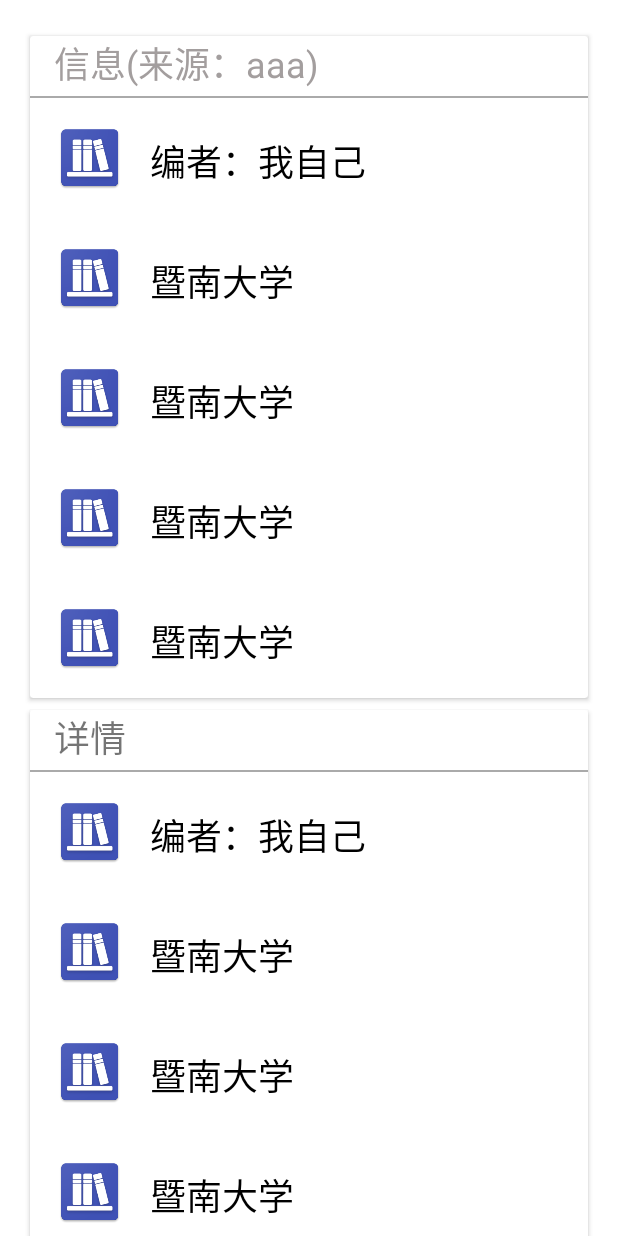
After one commit to zhen1836/bookshelf, an Android app: the layout activity_detail.xml on its own in the app's theme, with its tools: preview values and no code run, on a phone screen of 412 x 824 dp. The commit adds this screen. Run offline under Robolectric (Android 15) with nearby library versions, the light colour scheme and no system bars.

Commit message:
详情、编辑界面（未完成）

```diff
--- a/app/build.gradle
+++ b/app/build.gradle
@@ -16,10 +16,12 @@
             proguardFiles getDefaultProguardFile('proguard-android.txt'), 'proguard-rules.pro'
         }
     }
+    buildToolsVersion = '28.0.3'
 }
 
 dependencies {
     implementation fileTree(dir: 'libs', include: ['*.jar'])
+    //noinspection GradleCompatible
     implementation 'com.android.support:appcompat-v7:28.0.0'
     implementation 'com.android.support:support-v4:28.0.0'
     implementation 'com.android.support:design:28.0.0'
@@ -28,4 +30,5 @@
     testImplementation 'junit:junit:4.12'
     androidTestImplementation 'com.android.support.test:runner:1.0.2'
     androidTestImplementation 'com.android.support.test.espresso:espresso-core:3.0.2'
+    implementation 'com.klinkerapps:sliding-activity:1.5.2'
 }
--- /dev/null
+++ b/app/src/main/res/layout/activity_detail.xml
@@ -0,0 +1,310 @@
+<?xml version="1.0" encoding="utf-8"?>
+<LinearLayout xmlns:android="http://schemas.android.com/apk/res/android"
+    xmlns:app="http://schemas.android.com/apk/res-auto"
+    xmlns:card_view="http://schemas.android.com/tools"
+    android:layout_width="match_parent"
+    android:layout_height="match_parent"
+    android:background="@android:color/white"
+    android:orientation="vertical">
+
+
+    <android.support.v7.widget.CardView
+        android:layout_width="fill_parent"
+        android:layout_height="wrap_content"
+        android:layout_marginStart="20dp"
+        android:layout_marginTop="24dp"
+        android:layout_marginEnd="20dp"
+        android:elevation="2dp"
+        app:cardBackgroundColor = "@android:color/white"
+        card_view:cardCornerRadius="2dp">
+
+        <LinearLayout
+            android:layout_width="match_parent"
+            android:layout_height="match_parent"
+            android:orientation="vertical">
+
+
+            <TextView
+                android:id="@+id/Info_source"
+                android:layout_width="wrap_content"
+                android:layout_height="40dp"
+                android:layout_marginStart="16dp"
+                android:text="信息(来源：aaa)"
+                android:textColor="#A39E9E"
+                android:textSize="24sp" />
+
+            <View
+                android:layout_width="fill_parent"
+                android:layout_height="1dp"
+                android:background="@android:color/darker_gray" />
+
+            <RelativeLayout
+                android:id="@+id/author_item"
+                android:layout_width="match_parent"
+                android:layout_height="wrap_content">
+
+                <ImageView
+                    android:id="@+id/author_img"
+                    android:layout_width="wrap_content"
+                    android:layout_height="wrap_content"
+                    android:layout_margin="16dp"
+                    app:srcCompat="@mipmap/ic_launcher" />
+
+                <TextView
+                    android:id="@+id/author_text"
+                    android:layout_width="wrap_content"
+                    android:layout_height="wrap_content"
+                    android:layout_marginStart="80dp"
+                    android:layout_marginTop="24dp"
+                    android:text="编者：我自己"
+                    android:textColor="#000000"
+                    android:textSize="24sp" />
+            </RelativeLayout>
+
+            <RelativeLayout
+                android:id="@+id/translator_item"
+                android:layout_width="match_parent"
+                android:layout_height="wrap_content">
+
+                <ImageView
+                    android:id="@+id/translator_img"
+                    android:layout_width="wrap_content"
+                    android:layout_height="wrap_content"
+                    android:layout_margin="16dp"
+                    app:srcCompat="@mipmap/ic_launcher" />
+
+                <TextView
+                    android:id="@+id/translator_text"
+                    android:layout_width="wrap_content"
+                    android:layout_height="wrap_content"
+                    android:layout_marginStart="80dp"
+                    android:layout_marginTop="24dp"
+                    android:text="暨南大学"
+                    android:textColor="#000000"
+                    android:textSize="24sp" />
+            </RelativeLayout>
+
+            <RelativeLayout
+                android:id="@+id/publisher_item"
+                android:layout_width="match_parent"
+                android:layout_height="wrap_content">
+
+                <ImageView
+                    android:id="@+id/publisher_img"
+                    android:layout_width="wrap_content"
+                    android:layout_height="wrap_content"
+                    android:layout_margin="16dp"
+                    app:srcCompat="@mipmap/ic_launcher" />
+
+                <TextView
+                    android:id="@+id/publisher_text"
+                    android:layout_width="wrap_content"
+                    android:layout_height="wrap_content"
+                    android:layout_marginStart="80dp"
+                    android:layout_marginTop="24dp"
+                    android:text="暨南大学"
+                    android:textColor="#000000"
+                    android:textSize="24sp" />
+            </RelativeLayout>
+
+            <RelativeLayout
+                android:id="@+id/time_item"
+                android:layout_width="match_parent"
+                android:layout_height="wrap_content">
+
+                <ImageView
+                    android:id="@+id/time_img"
+                    android:layout_width="wrap_content"
+                    android:layout_height="wrap_content"
+                    android:layout_margin="16dp"
+                    app:srcCompat="@mipmap/ic_launcher" />
+
+                <TextView
+                    android:id="@+id/time_text"
+                    android:layout_width="wrap_content"
+                    android:layout_height="wrap_content"
+                    android:layout_marginStart="80dp"
+                    android:layout_marginTop="24dp"
+                    android:text="暨南大学"
+                    android:textColor="#000000"
+                    android:textSize="24sp" />
+            </RelativeLayout>
+
+            <RelativeLayout
+                android:id="@+id/ISBN_item"
+                android:layout_width="match_parent"
+                android:layout_height="wrap_content">
+
+                <ImageView
+                    android:id="@+id/ISBN_img"
+                    android:layout_width="wrap_content"
+                    android:layout_height="wrap_content"
+                    android:layout_margin="16dp"
+                    app:srcCompat="@mipmap/ic_launcher" />
+
+                <TextView
+                    android:id="@+id/ISBN_text"
+                    android:layout_width="wrap_content"
+                    android:layout_height="wrap_content"
+                    android:layout_marginStart="80dp"
+                    android:layout_marginTop="24dp"
+                    android:text="暨南大学"
+                    android:textColor="#000000"
+                    android:textSize="24sp" />
+
+            </RelativeLayout>
+        </LinearLayout>
+    </android.support.v7.widget.CardView>
+
+    <android.support.v7.widget.CardView
+        android:layout_width="fill_parent"
+        android:layout_height="440dp"
+        android:layout_marginStart="20dp"
+        android:layout_marginTop="8dp"
+        android:layout_marginEnd="20dp"
+        android:layout_marginBottom="20dp"
+        android:elevation="2dp"
+        app:cardBackgroundColor = "@android:color/white"
+        card_view:cardCornerRadius="2dp">
+
+        <LinearLayout
+            android:layout_width="match_parent"
+            android:layout_height="457dp"
+            android:orientation="vertical">
+
+
+            <TextView
+                android:id="@+id/detail"
+                android:layout_width="wrap_content"
+                android:layout_height="40dp"
+                android:layout_marginStart="16dp"
+                android:text="详情"
+                android:textSize="24sp" />
+
+            <View
+                android:layout_width="fill_parent"
+                android:layout_height="1dp"
+                android:background="@android:color/darker_gray" />
+
+
+            <RelativeLayout
+                android:id="@+id/state_item"
+                android:layout_width="match_parent"
+                android:layout_height="wrap_content">
+
+                <ImageView
+                    android:id="@+id/state_img"
+                    android:layout_width="wrap_content"
+                    android:layout_height="wrap_content"
+                    android:layout_margin="16dp"
+                    app:srcCompat="@mipmap/ic_launcher" />
+
+                <TextView
+                    android:id="@+id/state_text"
+                    android:layout_width="wrap_content"
+                    android:layout_height="wrap_content"
+                    android:layout_marginStart="80dp"
+                    android:layout_marginTop="24dp"
+                    android:text="编者：我自己"
+                    android:textColor="#000000"
+                    android:textSize="24sp" />
+            </RelativeLayout>
+
+            <RelativeLayout
+                android:id="@+id/shelf_item"
+                android:layout_width="match_parent"
+                android:layout_height="wrap_content">
+
+                <ImageView
+                    android:id="@+id/shelf_img"
+                    android:layout_width="wrap_content"
+                    android:layout_height="wrap_content"
+                    android:layout_margin="16dp"
+                    app:srcCompat="@mipmap/ic_launcher" />
+
+                <TextView
+                    android:id="@+id/shelf_text"
+                    android:layout_width="wrap_content"
+                    android:layout_height="wrap_content"
+                    android:layout_marginStart="80dp"
+                    android:layout_marginTop="24dp"
+                    android:text="暨南大学"
+                    android:textColor="#000000"
+                    android:textSize="24sp" />
+            </RelativeLayout>
+
+            <RelativeLayout
+                android:id="@+id/note_item"
+                android:layout_width="match_parent"
+                android:layout_height="wrap_content">
+
+                <ImageView
+                    android:id="@+id/note_img"
+                    android:layout_width="wrap_content"
+                    android:layout_height="wrap_content"
+                    android:layout_margin="16dp"
+                    app:srcCompat="@mipmap/ic_launcher" />
+
+                <TextView
+                    android:id="@+id/note_text"
+                    android:layout_width="wrap_content"
+                    android:layout_height="wrap_content"
+                    android:layout_marginStart="80dp"
+                    android:layout_marginTop="24dp"
+                    android:text="暨南大学"
+                    android:textColor="#000000"
+                    android:textSize="24sp" />
+            </RelativeLayout>
+
+            <RelativeLayout
+                android:id="@+id/label_item"
+                android:layout_width="match_parent"
+                android:layout_height="wrap_content">
+
+                <ImageView
+                    android:id="@+id/label_img"
+                    android:layout_width="wrap_content"
+                    android:layout_height="wrap_content"
+                    android:layout_margin="16dp"
+                    app:srcCompat="@mipmap/ic_launcher" />
+
+                <TextView
+                    android:id="@+id/label_text"
+                    android:layout_width="wrap_content"
+                    android:layout_height="wrap_content"
+                    android:layout_marginStart="80dp"
+                    android:layout_marginTop="24dp"
+                    android:text="暨南大学"
+                    android:textColor="#000000"
+                    android:textSize="24sp" />
+            </RelativeLayout>
+
+            <RelativeLayout
+                android:id="@+id/web_item"
+                android:layout_width="match_parent"
+                android:layout_height="wrap_content">
+
+                <ImageView
+                    android:id="@+id/web_img"
+                    android:layout_width="wrap_content"
+                    android:layout_height="wrap_content"
+                    android:layout_margin="16dp"
+                    app:srcCompat="@mipmap/ic_launcher" />
+
+                <TextView
+                    android:id="@+id/web_text"
+                    android:layout_width="wrap_content"
+                    android:layout_height="wrap_content"
+                    android:layout_marginStart="80dp"
+                    android:layout_marginTop="24dp"
+                    android:text="暨南大学"
+                    android:textColor="#000000"
+                    android:textSize="24sp" />
+
+            </RelativeLayout>
+
+        </LinearLayout>
+    </android.support.v7.widget.CardView>
+
+
+</LinearLayout>
--- a/app/src/main/res/values/colors.xml
+++ b/app/src/main/res/values/colors.xml
@@ -1,6 +1,8 @@
 <?xml version="1.0" encoding="utf-8"?>
 <resources>
     <color name="colorPrimary">#008577</color>
-    <color name="colorPrimaryDark">#00574B</color>
+    <color name="colorPrimaryDark">#3F51B5</color>
     <color name="colorAccent">#D81B60</color>
+    <color name="colorbold">@android:color/secondary_text_dark_nodisable</color>
+    <color name="white">#ffffff</color>
 </resources>
--- a/app/src/main/res/values/styles.xml
+++ b/app/src/main/res/values/styles.xml
@@ -6,11 +6,13 @@
         <item name="colorPrimary">@color/colorPrimary</item>
         <item name="colorPrimaryDark">@color/colorPrimaryDark</item>
         <item name="colorAccent">@color/colorAccent</item>
+        <item name="actionMenuTextColor">@color/white</item>
     </style>
 
     <style name="AppTheme.NoActionBar">
         <item name="windowActionBar">false</item>
         <item name="windowNoTitle">true</item>
+
     </style>
 
     <style name="AppTheme.AppBarOverlay" parent="ThemeOverlay.AppCompat.Dark.ActionBar" />
```
Also changed, not shown: app/src/main/AndroidManifest.xml (+20 -0 lines), app/src/main/java/com/example/ruanjian/bookshelf/Activity/DetailActivity.java (added, +118 -0 lines), app/src/main/java/com/example/ruanjian/bookshelf/Activity/EditActivity.java (added, +198 -0 lines), app/src/main/java/com/example/ruanjian/bookshelf/Activity/MainActivity.java (+19 -0 lines), app/src/main/res/layout/app_bar_main.xml (+17 -10 lines), app/src/main/res/menu/edit_menu.xml (added, +10 -0 lines), app/src/main/res/drawable-v24/back.png (added).
